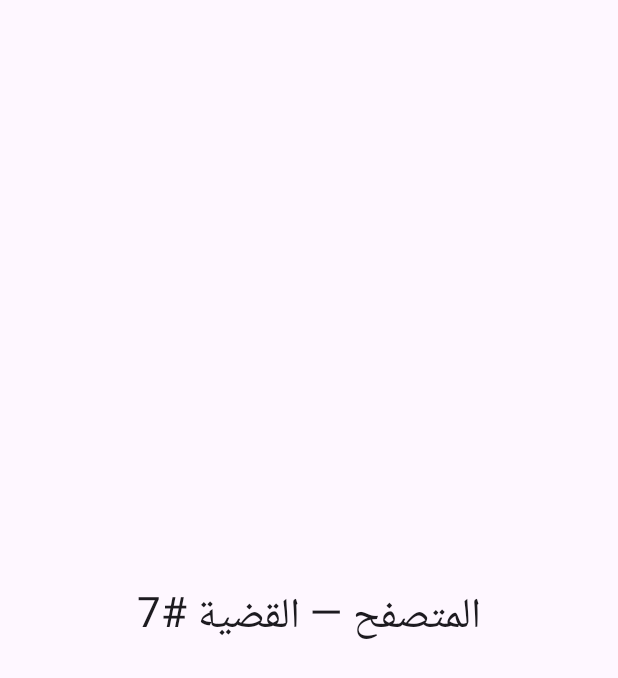
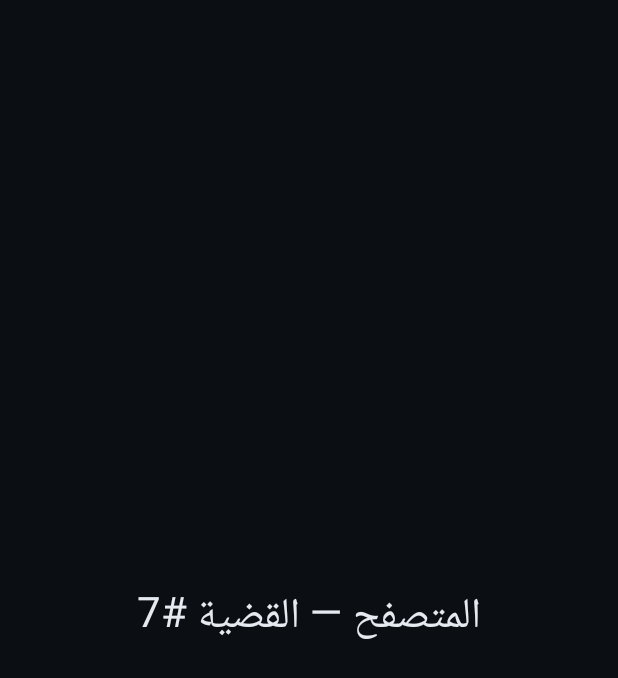
Before and after one commit to tombad8900/Al-Raad, an Android app built with Jetpack Compose: the screen it shows after launch (MainActivity), on a phone screen of 412 x 824 dp. Shown: the top 678 px of the screen. Run offline under Robolectric (Android 15) with nearby library versions, the phone set to English and light mode, and no system bars; our stand-ins replace Dagger/Hilt's generated code.

Commit message:
[Issue #4] RTL-first AlRaadTheme (dark thunder palette) applied app-wide
- AlRaadTheme in core/designsystem/theme: dark-first color scheme, Arabic-first
  typography hook, RTL enforced at the theme root for the whole tree
- MainActivity root switched from MaterialTheme to AlRaadTheme (manual RTL
  provider removed; the theme owns direction now)

```diff
--- a/app/src/main/java/com/alraad/app/MainActivity.kt
+++ b/app/src/main/java/com/alraad/app/MainActivity.kt
@@ -4,30 +4,25 @@ import android.os.Bundle
 import androidx.activity.ComponentActivity
 import androidx.activity.compose.setContent
 import androidx.compose.foundation.layout.fillMaxSize
-import androidx.compose.material3.MaterialTheme
 import androidx.compose.material3.Surface
-import androidx.compose.runtime.CompositionLocalProvider
 import androidx.compose.ui.Modifier
-import androidx.compose.ui.platform.LocalLayoutDirection
-import androidx.compose.ui.unit.LayoutDirection
 import androidx.navigation.compose.rememberNavController
 import com.alraad.app.navigation.AlRaadNavHost
+import com.alraad.core.designsystem.theme.AlRaadTheme
 import dagger.hilt.android.AndroidEntryPoint
 
-/** Single-activity entry point: Hilt injection + RTL-first Navigation host. */
+/** Single-activity entry point: Hilt injection, AlRaadTheme (RTL-first), Navigation host. */
 @AndroidEntryPoint
 class MainActivity : ComponentActivity() {
     override fun onCreate(savedInstanceState: Bundle?) {
         super.onCreate(savedInstanceState)
         setContent {
-            CompositionLocalProvider(LocalLayoutDirection provides LayoutDirection.Rtl) {
-                MaterialTheme {
-                    Surface(
-                        modifier = Modifier.fillMaxSize(),
-                        color = MaterialTheme.colorScheme.background,
-                    ) {
-                        AlRaadNavHost(navController = rememberNavController())
-                    }
+            AlRaadTheme {
+                Surface(
+                    modifier = Modifier.fillMaxSize(),
+                    color = androidx.compose.material3.MaterialTheme.colorScheme.background,
+                ) {
+                    AlRaadNavHost(navController = rememberNavController())
                 }
             }
         }
--- a/core/designsystem/src/main/kotlin/com/alraad/core/designsystem/DesignSystemModule.kt
+++ /dev/null
@@ -1,7 +0,0 @@
-package com.alraad.core.designsystem
-
-/**
- * RTL-first Material3 design system.
- * Implemented in Issue #4 (Wave 1); module created in Issue #1.
- */
-object DesignSystemModule
--- /dev/null
+++ b/core/designsystem/src/main/kotlin/com/alraad/core/designsystem/theme/Theme.kt
@@ -0,0 +1,47 @@
+package com.alraad.core.designsystem.theme
+
+import androidx.compose.material3.MaterialTheme
+import androidx.compose.material3.darkColorScheme
+import androidx.compose.runtime.Composable
+import androidx.compose.runtime.CompositionLocalProvider
+import androidx.compose.ui.graphics.Color
+import androidx.compose.ui.platform.LocalLayoutDirection
+import androidx.compose.ui.unit.LayoutDirection
+
+/**
+ * Al-Raad dark-first "thunder" theme, RTL by construction.
+ *
+ * Arabic is the app's only UI language, so RTL is enforced here once for the
+ * whole tree instead of relying on locale. Wrap root content in [AlRaadTheme].
+ */
+private val AlRaadDarkColors =
+    darkColorScheme(
+        primary = Color(0xFFF5B301),
+        onPrimary = Color(0xFF1A1200),
+        primaryContainer = Color(0xFF5C4300),
+        onPrimaryContainer = Color(0xFFFFE9B3),
+        secondary = Color(0xFF6AB0FF),
+        onSecondary = Color(0xFF001A33),
+        secondaryContainer = Color(0xFF12395E),
+        onSecondaryContainer = Color(0xFFD3E6FF),
+        background = Color(0xFF0B0E13),
+        onBackground = Color(0xFFE5E9F0),
+        surface = Color(0xFF141A22),
+        onSurface = Color(0xFFE5E9F0),
+        surfaceVariant = Color(0xFF1E2630),
+        onSurfaceVariant = Color(0xFFB9C2CF),
+        error = Color(0xFFFF6E5E),
+        onError = Color(0xFF2B0000),
+    )
+
+@Composable
+fun AlRaadTheme(content: @Composable () -> Unit) {
+    MaterialTheme(
+        colorScheme = AlRaadDarkColors,
+        typography = AlRaadTypography,
+    ) {
+        CompositionLocalProvider(LocalLayoutDirection provides LayoutDirection.Rtl) {
+            content()
+        }
+    }
+}
--- /dev/null
+++ b/core/designsystem/src/main/kotlin/com/alraad/core/designsystem/theme/Type.kt
@@ -0,0 +1,9 @@
+package com.alraad.core.designsystem.theme
+
+import androidx.compose.material3.Typography
+
+/**
+ * Arabic-first type scale. System font renders Arabic well on API 24+;
+ * only the most used display styles are tuned, the rest follow Material3 defaults.
+ */
+val AlRaadTypography = Typography()
```
